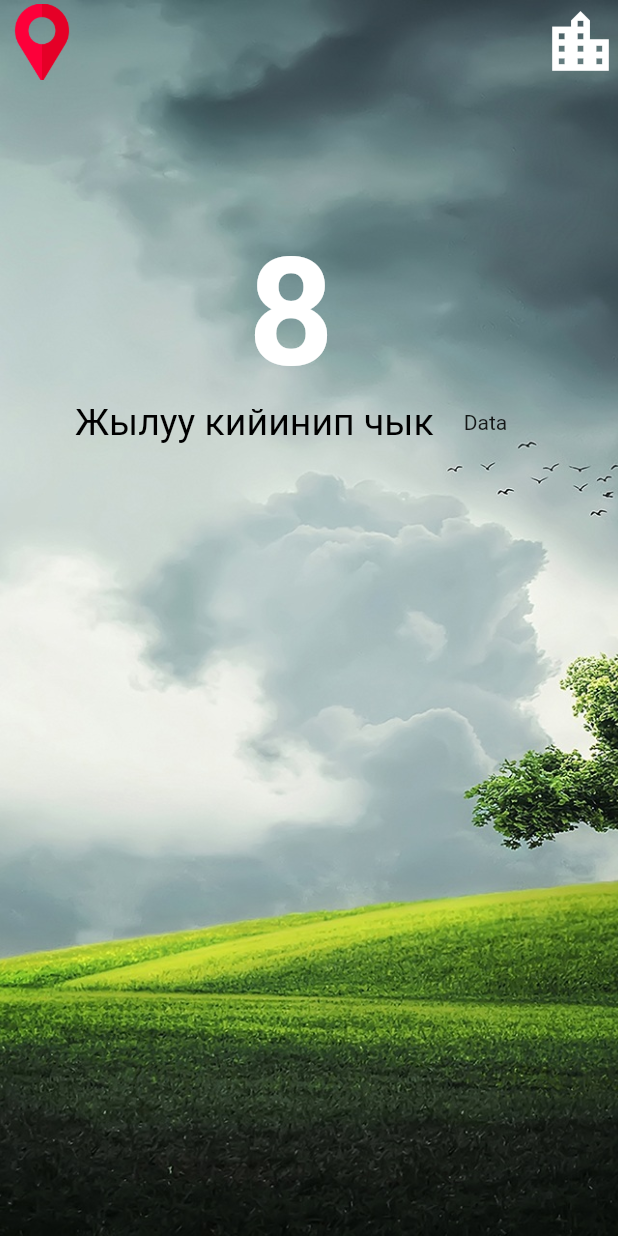
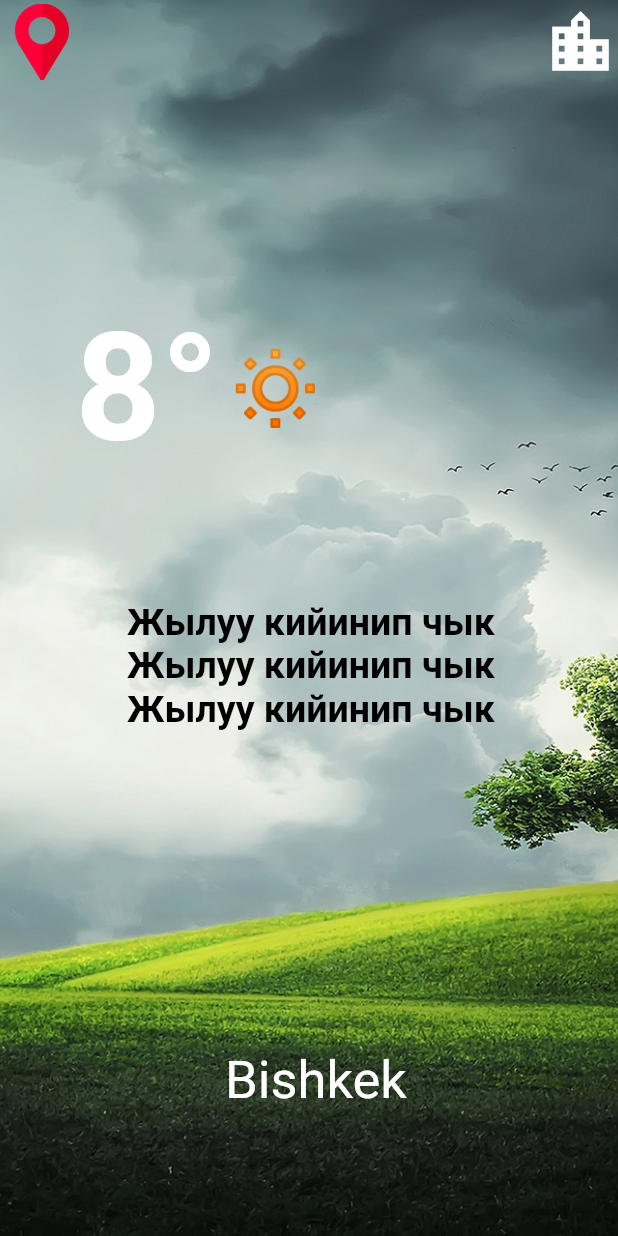
Before and after one commit to fluttberry/weather_app, a Flutter app: the screen it shows after launch, on a phone screen of 412 x 824 dp. Run offline on Flutter 3.47's test engine with Material 2 defaults, Android fonts, the phone set to English and light mode, and no system bars.

Commit message:
weather app ongoing

```diff
--- a/lib/constants/text_style/text_styles.dart
+++ b/lib/constants/text_style/text_styles.dart
@@ -6,10 +6,12 @@ class TextStyles {
       fontSize: 60, color: AppColors.white, fontWeight: FontWeight.bold);
   static const TextStyle text100White = TextStyle(
       fontSize: 100, color: AppColors.white, fontWeight: FontWeight.bold);
-  static const TextStyle text25Black =
-      TextStyle(fontSize: 25, color: AppColors.black);
+  static const TextStyle text25Black = TextStyle(
+      fontSize: 25, color: AppColors.black, fontWeight: FontWeight.bold);
   static const TextStyle text35Black =
       TextStyle(fontSize: 35, color: AppColors.black);
+  static const TextStyle text35White =
+      TextStyle(fontSize: 35, color: AppColors.white);
   static const TextStyle text15Grey =
       TextStyle(fontSize: 15, color: AppColors.black);
   static const TextStyle text15White =
--- a/lib/pages/home_page.dart
+++ b/lib/pages/home_page.dart
@@ -34,7 +34,7 @@ class HomePage extends StatelessWidget {
           ),
         ),
         Positioned(
-          top: 150,
+          top: 200,
           left: 50,
           child: Column(
             children: [
@@ -42,25 +42,36 @@ class HomePage extends StatelessWidget {
                 // ignore: prefer_const_literals_to_create_immutables
                 children: [
                   const Text(
-                    '8',
+                    '8\u00B0',
                     style: TextStyles.text100White,
+                  ),
+                  const Text(
+                    '🔅',
+                    style: TextStyles.text60White,
                   ),
                 ],
               ),
-              Row(
-                // ignore: prefer_const_literals_to_create_immutables
-                children: [
-                  const Text(
-                    'Жылуу кийинип чык',
-                    style: TextStyles.text25Black,
-                  ),
-                  const SizedBox(
-                    width: 20,
-                  ),
-                  const Text('Data'),
-                ],
-              ),
             ],
+          ),
+        ),
+        const Positioned(
+          left: 10,
+          top: 400,
+          child: Text(
+            '''
+            Жылуу кийинип чык
+            Жылуу кийинип чык
+            Жылуу кийинип чык
+            ''',
+            style: TextStyles.text25Black,
+          ),
+        ),
+        const Positioned(
+          top: 700,
+          left: 150,
+          child: Text(
+            'Bishkek',
+            style: TextStyles.text35White,
           ),
         ),
       ]),
```
